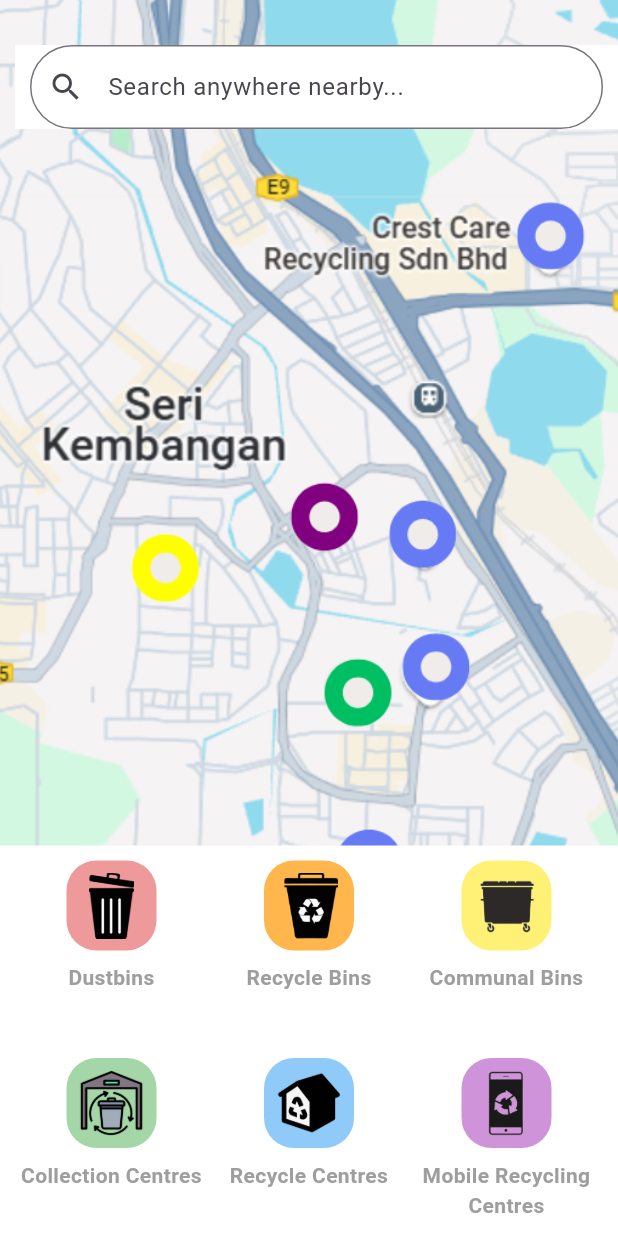
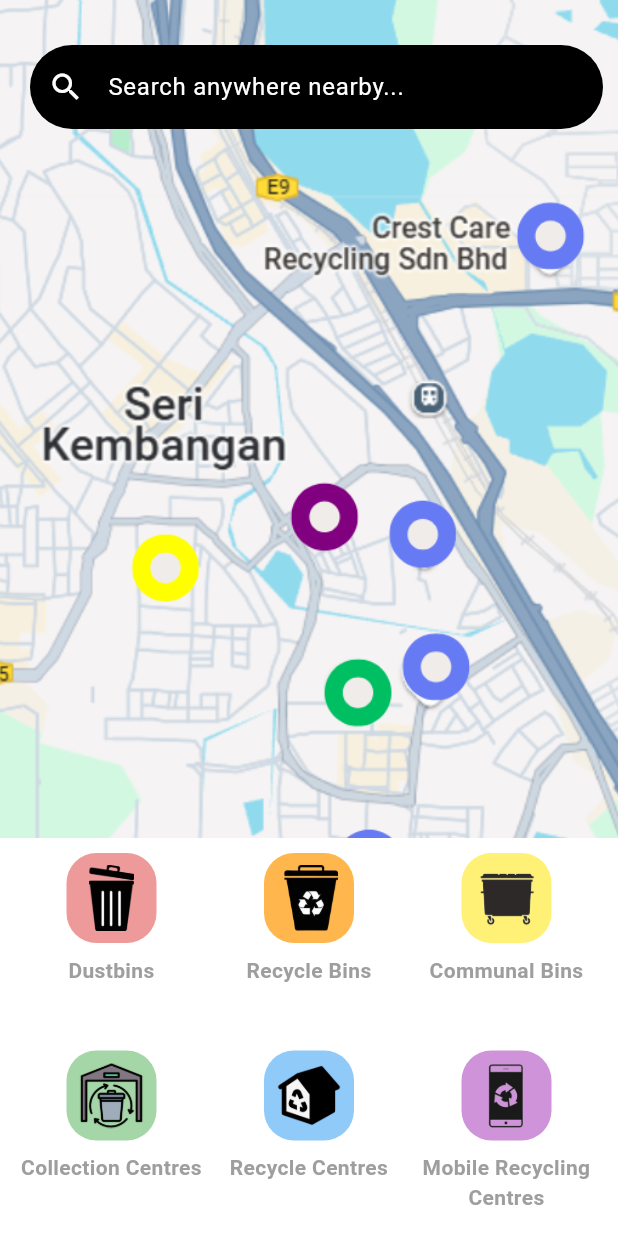
Before and after one commit to LJOEYING/hackathonx-Goat-, a Flutter app: the GreenMap screen opened directly, on a phone screen of 412 x 824 dp. Run offline on Flutter 3.47's test engine with Material 3 defaults, Android fonts, the phone set to English and light mode, and no system bars; our stand-ins replace camera, curved_navigation_bar, firebase_auth, firebase_core, google_fonts, google_generative_ai and 1 more; accounts and stored records are empty.

Commit message:
update_2

```diff
--- a/lib/pages/green_map.dart
+++ b/lib/pages/green_map.dart
@@ -1,4 +1,5 @@
 import 'package:flutter/material.dart';
+
 //display the map and collection type selector
 class GreenMap extends StatelessWidget {
   @override
@@ -28,7 +29,7 @@ class GreenMap extends StatelessWidget {
           ),
           //display the collection type selector
           Positioned(
-            bottom: -20,
+            bottom: -15,
             left: 0,
             right: 0,
             child: CollectionTypeSelector(),
@@ -38,55 +39,65 @@ class GreenMap extends StatelessWidget {
     );
   }
 }
+
 //represent a search input field
 class SearchBar extends StatelessWidget {
   @override
   Widget build(BuildContext context) {
     return Container(
       padding: EdgeInsets.symmetric(horizontal: 10),
-      color: Colors.white,
       child: TextField(
         decoration: InputDecoration(
-          prefixIcon: Icon(Icons.search),
+          prefixIcon: Icon(
+            Icons.search,
+            color: Colors.white,
+          ),
           hintText: 'Search anywhere nearby...',
+          hintStyle: TextStyle(color: Colors.white),
           border: OutlineInputBorder(
             borderRadius: BorderRadius.circular(30),
+            borderSide:
+                BorderSide.none, // Remove the border to match the container
           ),
+          filled: true, // This ensures that the background color is applied
+          fillColor: Colors.black, // Set the fill color for the TextField
         ),
       ),
     );
   }
 }
+
 //display various types of waste collection options
 class CollectionTypeSelector extends StatelessWidget {
   final items = [
     {
-      'label': 'Dustbins',//label for the dustbin
+      'label': 'Dustbins', //label for the dustbin
       'photo': 'assets/dustbin.png',
       'color': Colors.red[200]
     },
     {
-      'label': 'Recycle Bins',//label for the recycle bin option
+      'label': 'Recycle Bins', //label for the recycle bin option
       'photo': 'assets/recycle_bin.png',
       'color': Colors.orange[300]
     },
     {
-      'label': 'Communal Bins',//label for the communal bin option
+      'label': 'Communal Bins', //label for the communal bin option
       'photo': 'assets/communal_bin.png',
       'color': Colors.yellow[300]
     },
     {
-      'label': 'Collection Centres',//label for the collection centre option
+      'label': 'Collection Centres', //label for the collection centre option
       'photo': 'assets/collection_center.png',
       'color': Colors.green[200]
     },
     {
-      'label': 'Recycle Centres',//label for the recycle centre option
+      'label': 'Recycle Centres', //label for the recycle centre option
       'photo': 'assets/recycle_center.png',
       'color': Colors.blue[200]
     },
     {
-      'label': 'Mobile Recycling Centres',//label for the mobile recycling centre option
+      'label':
+          'Mobile Recycling Centres', //label for the mobile recycling centre option
       'photo': 'assets/mobile_recycle_center.png',
       'color': Colors.purple[200]
     },
@@ -107,14 +118,17 @@ class CollectionTypeSelector extends StatelessWidget {
           childAspectRatio: 1,
         ),
         itemBuilder: (context, index) {
-          final label = items[index]['label']! as String;//get the label
-          final photo = items[index]['photo']! as String;//get the image path
-          final color = items[index]['color']! as Color;// get the background color
-          return _buildCollectionIcon(label, photo, color);// build the icon for the item
+          final label = items[index]['label']! as String; //get the label
+          final photo = items[index]['photo']! as String; //get the image path
+          final color =
+              items[index]['color']! as Color; // get the background color
+          return _buildCollectionIcon(
+              label, photo, color); // build the icon for the item
         },
       ),
     );
   }
+
 //build waste collection
   Widget _buildCollectionIcon(String label, String photo, Color color) {
     return Column(
@@ -124,14 +138,15 @@ class CollectionTypeSelector extends StatelessWidget {
           height: 60,
           width: 60,
           decoration: BoxDecoration(
-            color: color,//set the background color for the waste collection type
+            color:
+                color, //set the background color for the waste collection type
             shape: BoxShape.rectangle,
             borderRadius: BorderRadius.circular(20),
           ),
           child: Padding(
             padding: const EdgeInsets.all(8.0),
             child: Image.asset(
-              photo,//load the image from assets
+              photo, //load the image from assets
               fit: BoxFit.contain,
               height: 45,
               width: 45,
@@ -140,7 +155,7 @@ class CollectionTypeSelector extends StatelessWidget {
         ),
         SizedBox(height: 8),
         Text(
-          label,//display the label for the waste collection type
+          label, //display the label for the waste collection type
           textAlign: TextAlign.center,
           maxLines: 2,
           overflow: TextOverflow.ellipsis,
```
Also changed, not shown: pubspec.yaml (+8 -0 lines), pubspec.lock, 30 other files.
